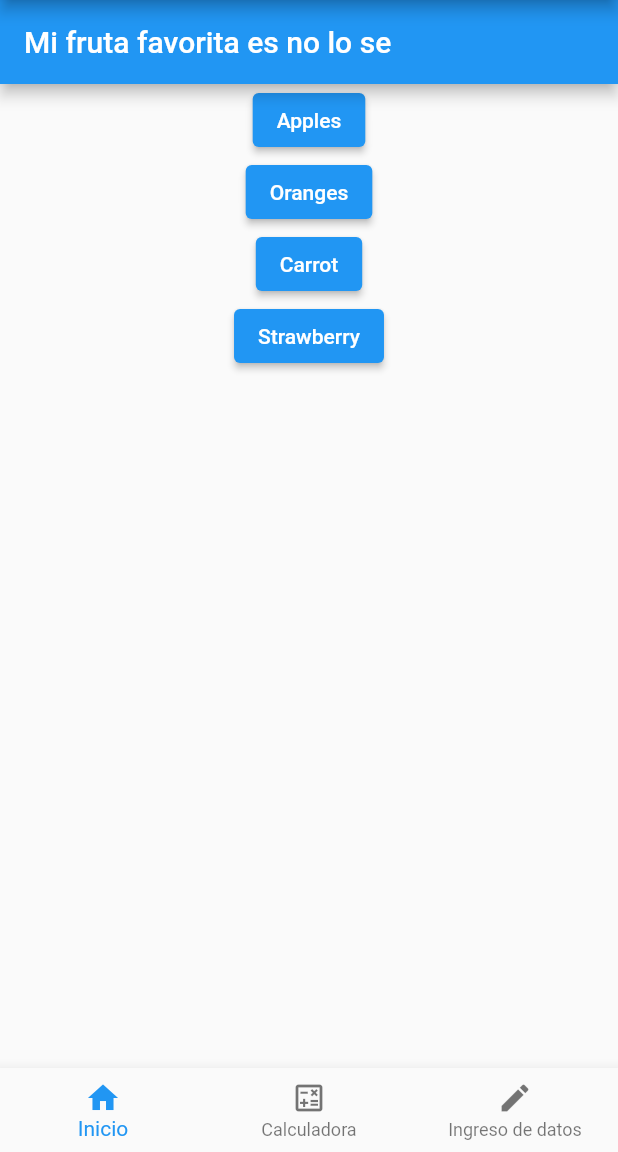
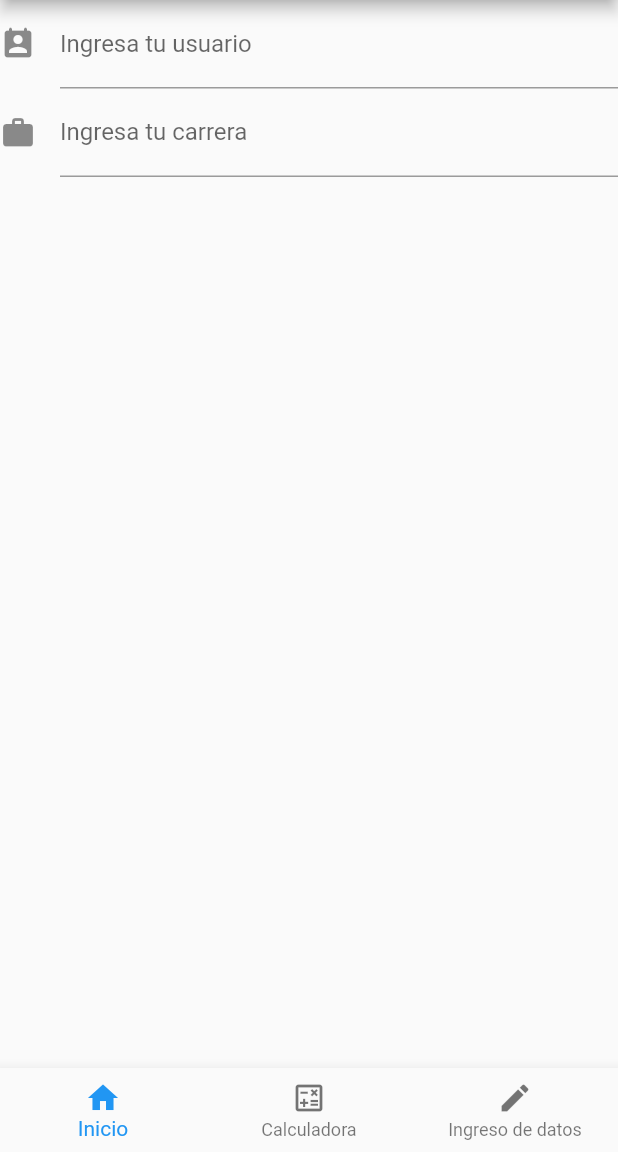
Before and after one commit to eriksnc/Programaci-nMovil, a Flutter app: the screen it shows after launch, on a phone screen of 412 x 824 dp, the part 84-1236 px from its top. Run offline on Flutter 3.47's test engine with Material 2 defaults, Android fonts, the phone set to English and light mode, and no system bars; missing offline and left inert: dart:html.

Commit message:
se agrego un nuevo dart

```diff
--- a/Proyecto1/lib/barra.dart
+++ b/Proyecto1/lib/barra.dart
@@ -4,6 +4,7 @@ import 'package:flutter/material.dart';
 import 'package:proyecto1/calculadora.dart';
 import 'package:proyecto1/cuadroDeTexto.dart';
 import 'package:proyecto1/inicio.dart';
+import 'package:proyecto1/mensaje.dart';
 import 'package:proyecto1/prueba.dart';
 
 class barra extends StatefulWidget
@@ -29,7 +30,7 @@ class _BasicBarraState extends State<barra> {
   TextStyle(fontSize: 50, fontWeight: FontWeight.bold);
 
   static const List<Widget> _paginas = <Widget>[
-      prueba(),
+      mensaje(),
       calculadora(),
       cuadroDeTexto(),
 
--- /dev/null
+++ b/Proyecto1/lib/mensaje.dart
@@ -0,0 +1,111 @@
+import 'package:flutter/material.dart';
+import 'package:flutter/painting.dart';
+import 'package:proyecto1/cuadroDeTexto.dart';
+
+class mensaje extends StatefulWidget {
+
+  const mensaje({Key? key}) : super(key: key);
+  @override
+  _mensajeState createState() => _mensajeState();
+
+}
+
+class _mensajeState extends State <mensaje>{
+  String texto1 = "";
+  String texto2 = '';
+  final _formKey = GlobalKey<FormState>();
+  late FocusNode myFocusNode;
+
+  @override
+  void dispose() {
+    // Limpia el nodo focus cuando se haga dispose al formulario
+    myFocusNode.dispose();
+    super.dispose();
+  }
+
+  @override
+  void initState() {
+    super.initState();
+    myFocusNode = FocusNode();
+  }
+
+  callback(varFruit1,varFruit2) {
+    setState(() {
+      texto1 = varFruit1;
+      texto2 = varFruit2;
+    });
+  }
+
+
+  @override
+  Widget build(BuildContext context){
+    return Form(
+
+      key: _formKey,
+      child: Column(
+        crossAxisAlignment: CrossAxisAlignment.center,
+        children: <Widget>[
+
+          /// CAMPO DE TEXTO 1
+          TextFormField(
+            textAlign: TextAlign.center,
+            validator: (value) {
+              if (value!.isEmpty) {
+                return 'Ingrese el usuario';
+              }else{
+                texto1 = value;
+              }
+            },
+            decoration: InputDecoration(
+                icon: Icon(Icons.perm_contact_cal_rounded),
+                labelText: 'Ingresa tu usuario'
+            ),
+
+          ),
+
+          /// CAMPO DE TEXTO 2
+          TextFormField(
+            textAlign: TextAlign.center,
+            validator: (value) {
+              if (value!.isEmpty) {
+
+                return 'Ingrese al area que pertenece';
+              }else{
+
+                texto2 = value;
+              }
+            },
+            decoration: InputDecoration(
+                icon: Icon(Icons.work),
+                labelText: 'Ingresa tu carrera'
+            ),
+          ),
+
+
+        ],
+      ),
+    );
+  }
+
+}
+
+class FruitButton extends StatelessWidget{
+  final String texto1,texto2;
+  final Function callback;
+  FruitButton({required this.texto1,required this.texto2, required this.callback});
+
+  @override
+  Widget build(BuildContext context){
+    /// MENSAJE DE ENVIO Y BOTON DE ENVIAR
+    return RaisedButton(
+
+        color: Colors.blueAccent,
+        textColor: Colors.white,
+        onPressed: () {
+          callback(texto1,texto2);
+        },
+        child: Text('Enviar'),
+      );
+
+  }
+}
```
